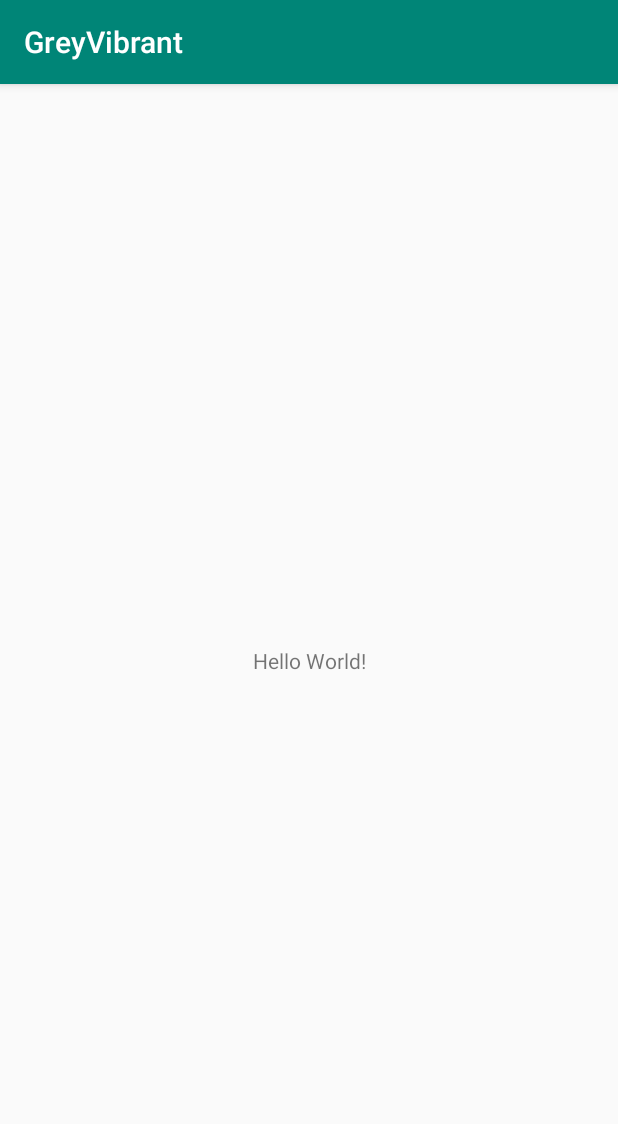
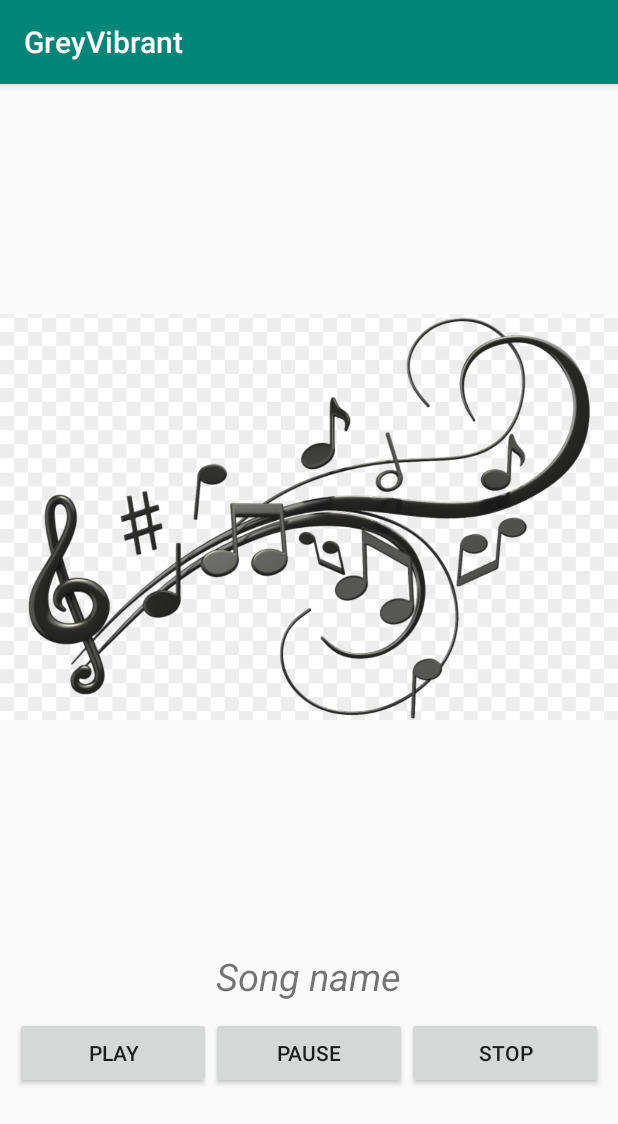
Before and after one commit to shrinidhi99/GreyVibrant, an Android app: the screen it shows after launch (MainActivity), on a phone screen of 412 x 824 dp. Shown: the top 1124 px of the screen. Run offline under Robolectric (Android 15) with nearby library versions, the phone set to English and light mode, and no system bars.

Commit message:
added a music player

```diff
--- a/app/src/main/java/com/example/greyvibrant/MainActivity.java
+++ b/app/src/main/java/com/example/greyvibrant/MainActivity.java
@@ -2,13 +2,87 @@ package com.example.greyvibrant;
 
 import androidx.appcompat.app.AppCompatActivity;
 
+import android.media.MediaPlayer;
 import android.os.Bundle;
+import android.view.View;
+import android.widget.Button;
+import android.widget.TextView;
+import android.widget.Toast;
 
 public class MainActivity extends AppCompatActivity {
+
+    Button play, stop, pause;
+    MediaPlayer player;
+    TextView songName;
 
     @Override
     protected void onCreate(Bundle savedInstanceState) {
         super.onCreate(savedInstanceState);
         setContentView(R.layout.activity_main);
+        play = findViewById(R.id.play);
+        pause = findViewById(R.id.pause);
+        stop = findViewById(R.id.stop);
+        songName = findViewById(R.id.songName);
+        play.setOnClickListener(new View.OnClickListener() {
+            @Override
+            public void onClick(View view) {
+                Play(view);
+            }
+        });
+        pause.setOnClickListener(new View.OnClickListener() {
+            @Override
+            public void onClick(View view) {
+                Pause(view);
+            }
+        });
+        stop.setOnClickListener(new View.OnClickListener() {
+            @Override
+            public void onClick(View view) {
+                Stop(view);
+            }
+        });
+    }
+    public void Play(View v)
+    {
+        if(player == null)
+        {
+            player = MediaPlayer.create(MainActivity.this,R.raw.song1);
+            songName.setText("song1 is playing...");
+            player.setOnCompletionListener(new MediaPlayer.OnCompletionListener() {
+                @Override
+                public void onCompletion(MediaPlayer mediaPlayer) {
+                    stopPlayer();
+                }
+            });
+        }
+        player.start();
+    }
+    public void Pause(View v)
+    {
+        if(player != null)
+        {
+            player.pause();
+            songName.setText("song1 is paused...");
+        }
+    }
+    public void Stop(View v)
+    {
+        songName.setText("No songs being played :(");
+        stopPlayer();
+    }
+    private void stopPlayer()
+    {
+        if(player != null)
+        {
+            player.release();
+            player = null;
+            Toast.makeText(MainActivity.this,"MediaPlayer released",Toast.LENGTH_SHORT).show();
+        }
+    }
+
+    @Override
+    protected void onStop() {
+        super.onStop();
+        stopPlayer();
     }
 }
--- a/app/src/main/res/layout/activity_main.xml
+++ b/app/src/main/res/layout/activity_main.xml
@@ -1,18 +1,64 @@
 <?xml version="1.0" encoding="utf-8"?>
-<androidx.constraintlayout.widget.ConstraintLayout xmlns:android="http://schemas.android.com/apk/res/android"
+<LinearLayout xmlns:android="http://schemas.android.com/apk/res/android"
     xmlns:app="http://schemas.android.com/apk/res-auto"
     xmlns:tools="http://schemas.android.com/tools"
     android:layout_width="match_parent"
     android:layout_height="match_parent"
+    android:orientation="vertical"
     tools:context=".MainActivity">
 
-    <TextView
-        android:layout_width="wrap_content"
+    <LinearLayout
+        android:layout_width="match_parent"
         android:layout_height="wrap_content"
-        android:text="Hello World!"
-        app:layout_constraintBottom_toBottomOf="parent"
-        app:layout_constraintLeft_toLeftOf="parent"
-        app:layout_constraintRight_toRightOf="parent"
-        app:layout_constraintTop_toTopOf="parent" />
+        android:orientation="vertical"
+        android:weightSum="10">
 
-</androidx.constraintlayout.widget.ConstraintLayout>
+        <ImageView
+            android:id="@+id/dummyImage"
+            android:layout_width="wrap_content"
+            android:layout_height="0dp"
+            android:layout_weight="9"
+            android:src="@drawable/logo"
+            android:contentDescription="@string/todo" />
+
+        <TextView
+            android:id="@+id/songName"
+            android:layout_width="wrap_content"
+            android:layout_height="0dp"
+            android:layout_gravity="center"
+            android:layout_weight="1"
+            android:text="Song name"
+            android:textSize="25sp"
+            android:textStyle="italic" />
+    </LinearLayout>
+
+    <LinearLayout
+        android:layout_width="match_parent"
+        android:layout_height="wrap_content"
+        android:layout_margin="10dp"
+        android:orientation="horizontal"
+        android:weightSum="9">
+
+        <Button
+            android:id="@+id/play"
+            android:layout_width="0dp"
+            android:layout_height="wrap_content"
+            android:layout_weight="3"
+            android:text="Play" />
+
+        <Button
+            android:id="@+id/pause"
+            android:layout_width="0dp"
+            android:layout_height="wrap_content"
+            android:layout_weight="3"
+            android:text="Pause" />
+
+        <Button
+            android:id="@+id/stop"
+            android:layout_width="0dp"
+            android:layout_height="wrap_content"
+            android:layout_weight="3"
+            android:text="Stop" />
+    </LinearLayout>
+
+</LinearLayout>
--- a/app/src/main/res/values/strings.xml
+++ b/app/src/main/res/values/strings.xml
@@ -1,3 +1,4 @@
 <resources>
     <string name="app_name">GreyVibrant</string>
+    <string name="todo">TODO</string>
 </resources>
```
Also changed, not shown: app/src/main/res/drawable-v24/logo.jpeg (added), app/src/main/res/drawable/logo.jpeg (added), 2 other files.
